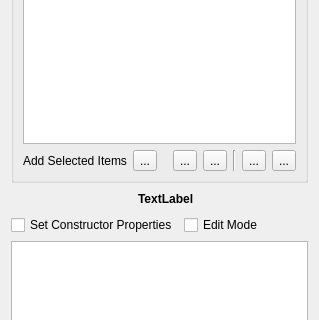
GameOverture/HarmonyEngine, file Editor/src/Items/Entity/EntityWidget.ui: the form before one commit; both pictures show x 0 to 319 and y 158 to 478 of the 319 by 565 pixel window.
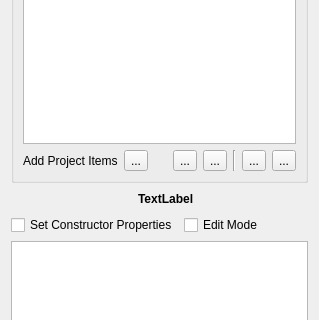
The form after the commit. Icons and pictures are not drawn. Custom widgets are drawn as their Qt base class.

```diff
--- a/Editor/src/Items/Entity/EntityWidget.ui
+++ b/Editor/src/Items/Entity/EntityWidget.ui
@@ -345,7 +345,7 @@
            <string>Add the currently selected items in Project Explorer</string>
           </property>
           <property name="text">
-           <string>Add Selected Items</string>
+           <string>Add Project Items</string>
           </property>
          </widget>
         </item>
```
